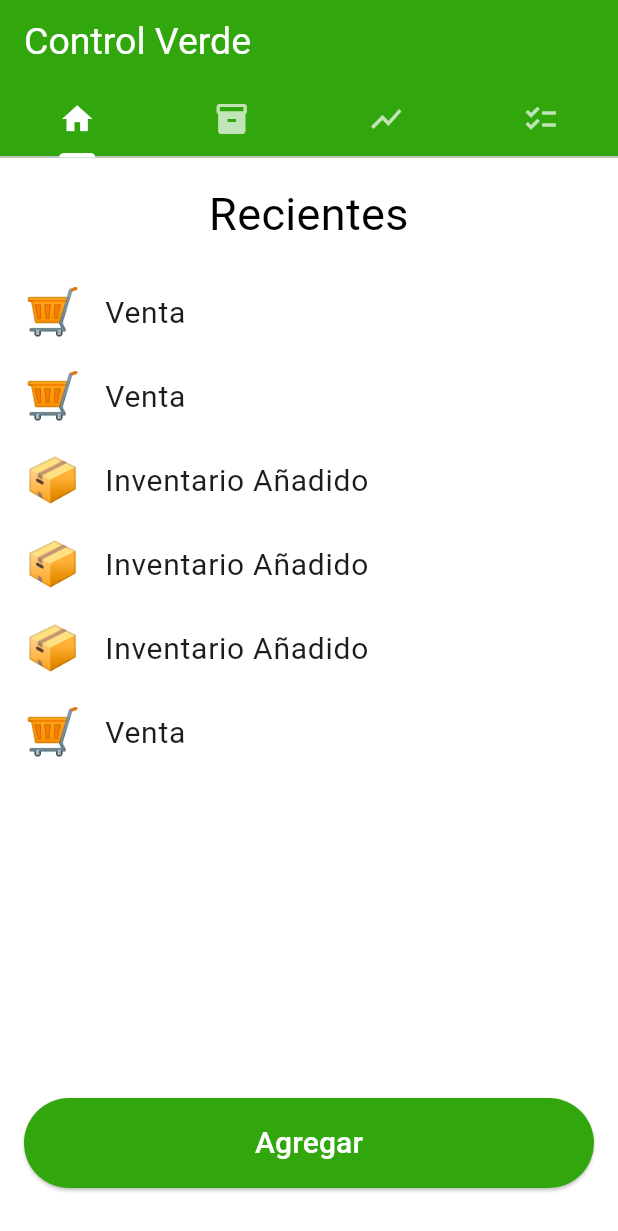
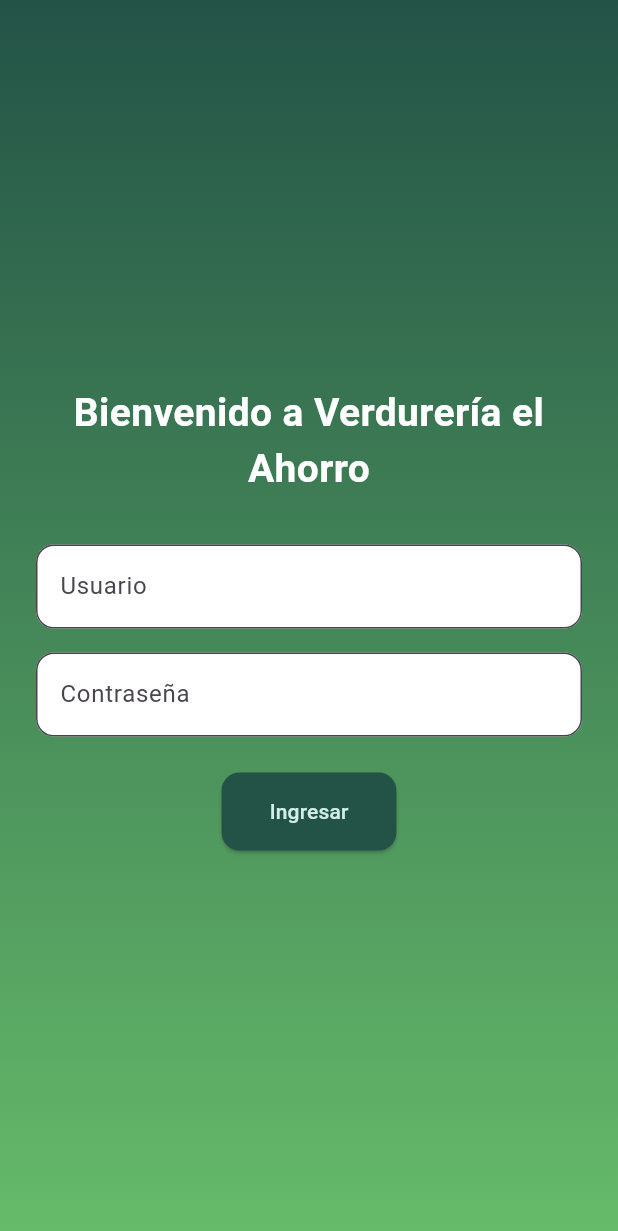
Before and after one commit to MCarra64/control_verde, a Flutter app: the screen it shows after launch, on a phone screen of 412 x 824 dp. Shown: the top 1231 px of the screen. Run offline on Flutter 3.47's test engine with Material 3 defaults, Android fonts, the phone set to English and light mode, and no system bars.

Commit message:
Actualizacion de interfaz
Agregado una nueva paleta de colores, reorganizado las carpetas para un mejor rendimiento, añadido login. (todo sin conectar a la base de datos aun)

```diff
--- a/lib/main.dart
+++ b/lib/main.dart
@@ -1,22 +1,19 @@
 import 'package:flutter/material.dart';
-import 'widgets/home.dart';
+import 'screens/login_screen.dart';
 
 void main() {
-  runApp(const MyApp());
+  runApp(const VerdureriaElAhorroApp());
 }
 
-class MyApp extends StatelessWidget {
-  const MyApp({super.key});
+class VerdureriaElAhorroApp extends StatelessWidget {
+  const VerdureriaElAhorroApp({super.key});
 
   @override
   Widget build(BuildContext context) {
     return MaterialApp(
+      title: 'Verdurería el Ahorro',
       debugShowCheckedModeBanner: false,
-      title: 'Control Verde',
-      theme: ThemeData(
-        primarySwatch: Colors.green,
-      ),
-      home: const MyHomePage(),
+      home: const LoginScreen(),
     );
   }
 }
--- /dev/null
+++ b/lib/screens/login_screen.dart
@@ -0,0 +1,81 @@
+import 'package:flutter/material.dart';
+import '../utils/app_styles.dart';
+import 'home_screen.dart';
+
+class LoginScreen extends StatelessWidget {
+  const LoginScreen({super.key});
+
+  @override
+  Widget build(BuildContext context) {
+    return Scaffold(
+      body: Stack(
+        children: [
+          Container(
+            decoration: const BoxDecoration(
+              gradient: LinearGradient(
+                colors: [AppStyles.primaryGreen, AppStyles.accentGreen],
+                begin: Alignment.topCenter,
+                end: Alignment.bottomCenter,
+              ),
+            ),
+          ),
+          Center(
+            child: Padding(
+              padding: const EdgeInsets.all(24.0),
+              child: Column(
+                mainAxisSize: MainAxisSize.min,
+                children: [
+                  const Text(
+                    'Bienvenido a Verdurería el Ahorro',
+                    style: TextStyle(
+                      fontSize: 26,
+                      fontWeight: FontWeight.bold,
+                      color: Colors.white,
+                    ),
+                    textAlign: TextAlign.center,
+                  ),
+                  const SizedBox(height: 32),
+                  TextField(
+                    decoration: InputDecoration(
+                      filled: true,
+                      fillColor: Colors.white,
+                      labelText: 'Usuario',
+                      border: OutlineInputBorder(
+                        borderRadius: BorderRadius.circular(12),
+                      ),
+                    ),
+                  ),
+                  const SizedBox(height: 16),
+                  TextField(
+                    decoration: InputDecoration(
+                      filled: true,
+                      fillColor: Colors.white,
+                      labelText: 'Contraseña',
+                      border: OutlineInputBorder(
+                        borderRadius: BorderRadius.circular(12),
+                      ),
+                    ),
+                    obscureText: true,
+                  ),
+                  const SizedBox(height: 24),
+                  ElevatedButton(
+                    style: AppStyles.elevatedButtonStyle,
+                    onPressed: () {
+                      Navigator.pushReplacement(
+                        context,
+                        MaterialPageRoute(builder: (context) => const HomeScreen()),
+                      );
+                    },
+                    child: const Text(
+                      'Ingresar',
+                    ),
+                  ),
+                ],
+              ),
+            ),
+          ),
+        ],
+      ),
+    );
+  }
+}
--- /dev/null
+++ b/lib/utils/app_styles.dart
@@ -0,0 +1,19 @@
+import 'package:flutter/material.dart';
+
+class AppStyles {
+  static const Color primaryGreen = Color.fromARGB(255,35,83,71);
+  static const Color accentGreen = Color(0xFF66BB6A);
+  static const Color lightBackground = Color.fromARGB(255, 255,242,223);
+  static const Color cardBackground = Color(0xFFFFFFFF);
+  static const Color textDark = Color(0xFF1B5E20);
+  static const Color textLight = Color.fromARGB(255,208,238,232);
+
+  static final ButtonStyle elevatedButtonStyle = ElevatedButton.styleFrom(
+    backgroundColor: primaryGreen,
+    foregroundColor: AppStyles.textLight,
+    shape: RoundedRectangleBorder(
+      borderRadius: BorderRadius.circular(12),
+    ),
+    padding: const EdgeInsets.symmetric(horizontal: 32, vertical: 16),
+  );
+}
--- a/lib/widgets/home.dart
+++ /dev/null
@@ -1,134 +0,0 @@
-import 'package:flutter/material.dart';
-
-class MyHomePage extends StatefulWidget {
-  const MyHomePage({super.key});
-
-  @override
-  State <MyHomePage> createState() => _MyHomePageState();
-}
-
-class _MyHomePageState extends State<MyHomePage> {
-  @override
-  Widget build(BuildContext context) {
-    return DefaultTabController(
-      length: 4,
-      child: Scaffold(
-        appBar: AppBar(
-          title: const Text(
-            'Control Verde',
-            style: TextStyle(fontSize: 25, color: Colors.white)
-          ),
-          backgroundColor: const Color.fromARGB(255, 49, 167, 13),
-          bottom: const TabBar(
-            // Propiedades de la barra de pestañas
-            indicatorColor: Colors.white,
-            indicatorWeight: 3,
-            labelColor: Colors.white,
-            unselectedLabelColor: Colors.white70,
-            labelStyle: TextStyle(fontSize: 18),
-            unselectedLabelStyle: TextStyle(fontSize: 16),
-            // Cambia el color de la barra de selección
-            tabs: [
-              Tab(icon: Icon(Icons.home)),
-              Tab(icon: Icon(Icons.inventory)),
-              Tab(icon: Icon(Icons.show_chart_outlined)),
-              Tab(icon: Icon(Icons.checklist)),
-            ],
-          ),
-        ),
-        body: TabBarView(
-          // Propiedades de la vista de pestañas
-          children: [
-
-            // Contenido de la pestaña 1
-            Stack(
-              children: [
-                Container(
-                  color: Colors.white,
-                  child: ListView(
-                    children: [
-                      Padding(
-                        padding: const EdgeInsets.all(16.0),
-                        child: Text(
-                          'Recientes',
-                          style: TextStyle(fontSize: 30, color: Colors.black),
-                          textAlign: TextAlign.center,
-                        ),
-                      ),
-                      ListTile(
-                        leading: Text('🛒', style: TextStyle(fontSize: 30)),
-                        title: const Text('Venta', style: TextStyle(fontSize: 20)),
-                      ),
-                      ListTile(
-                        leading: Text('🛒', style: TextStyle(fontSize: 30)),
-                        title: const Text('Venta', style: TextStyle(fontSize: 20)),
-                      ),
-                      ListTile(
-                        leading: Text('📦', style: TextStyle(fontSize: 30)),
-                        title: const Text('Inventario Añadido', style: TextStyle(fontSize: 20)),
-                      ),
-                      ListTile(
-                        leading: Text('📦', style: TextStyle(fontSize: 30)),
-                        title: const Text('Inventario Añadido', style: TextStyle(fontSize: 20)),
-                      ),
-                      ListTile(
-                        leading: Text('📦', style: TextStyle(fontSize: 30)),
-                        title: const Text('Inventario Añadido', style: TextStyle(fontSize: 20)),
-                      ),
-                      ListTile(
-                        leading: Text('🛒', style: TextStyle(fontSize: 30)),
-                        title: const Text('Venta', style: TextStyle(fontSize: 20)),
-                      ),
-
-                    ],
-                  ),
-                ),
-                Positioned(
-                  bottom: 16,
-                  right: 0,
-                  left: 0,
-                  child: Container(
-                    width: double.infinity,
-                    height: 60,
-                    margin: const EdgeInsets.all(16.0),
-                    child: ElevatedButton(
-                      onPressed: () {
-                        // Acción del botón flotante
-                      },
-                      style: ElevatedButton.styleFrom(
-                        backgroundColor: const Color.fromARGB(255, 49, 167, 13),
-                        shape: RoundedRectangleBorder(
-                          borderRadius: BorderRadius.all(Radius.circular(30)),
-                        ),
-                      ),
-                      child: const Text('Agregar', style: TextStyle(fontSize: 20, color: Colors.white)),
-                    ),
-                  )
-                ),
-              ],
-            ),
-
-
-            // Contenido de la pestaña 2
-            Container(
-              color: Colors.white,
-              child: const Center(child: Text('Contenido de Tab 2')),
-            ),
-
-            // Contenido de la pestaña 3
-            Container(
-              color: Colors.white,
-              child: const Center(child: Text('Contenido de Tab 3')),
-            ),
-
-            // Contenido de la pestaña 4
-            Container(
-              color: Colors.white,
-              child: const Center(child: Text('Contenido de Tab 4')),
-            ),
-
-          ],
-        )
-    ));
-  }
-}
```
Also changed, not shown: lib/screens/home_screen.dart (added, +61 -0 lines), lib/screens/inventory_screen.dart (added, +45 -0 lines), lib/screens/staff_screen.dart (added, +40 -0 lines), lib/screens/summary_screen.dart (added, +23 -0 lines).
